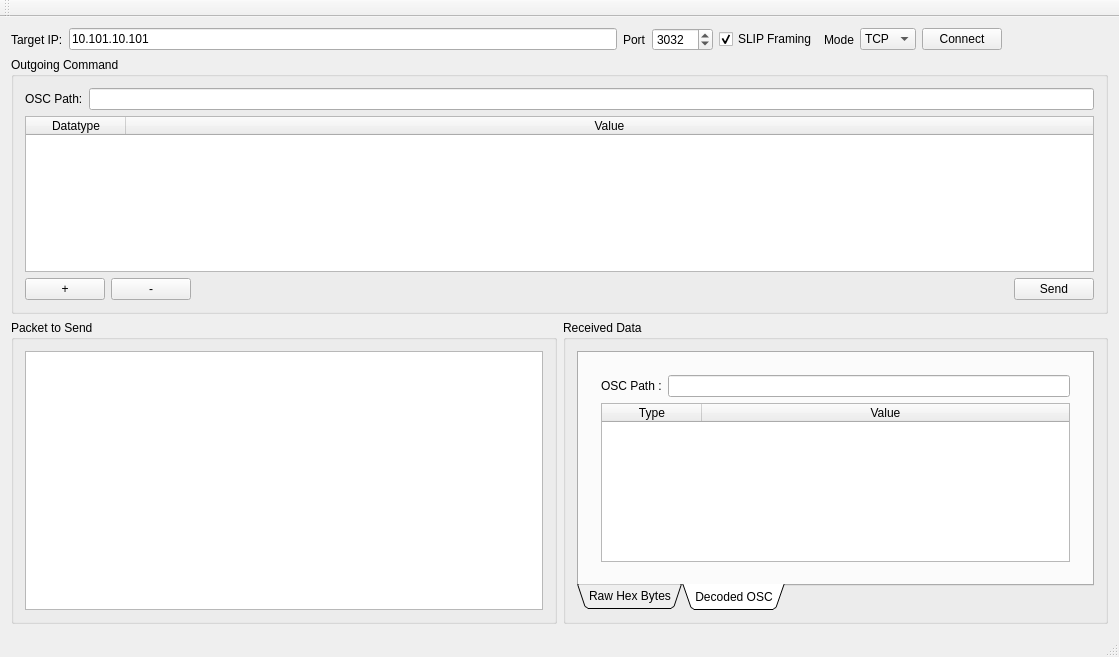
Qt form ui/OSCTesterMainWin.ui (ETCLabs/OSCTester) before a commit.
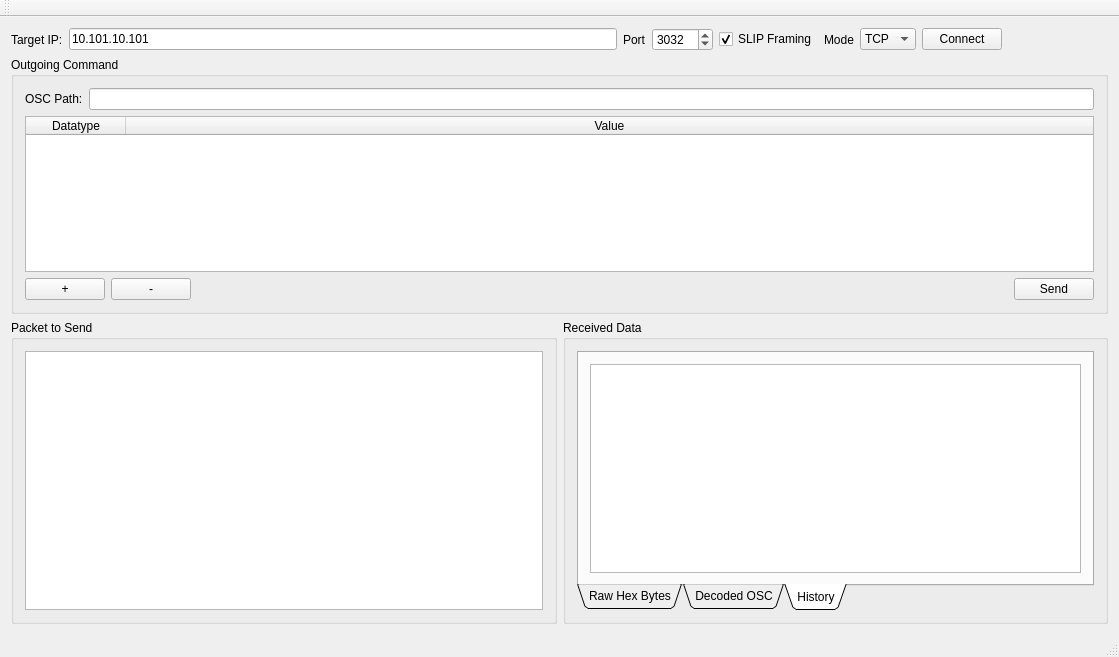
The same form after that commit.

Commit message: Add History tab

Diff of the .ui file:
```diff
--- a/ui/OSCTesterMainWin.ui
+++ b/ui/OSCTesterMainWin.ui
@@ -224,7 +224,7 @@
             <enum>QTabWidget::Triangular</enum>
            </property>
            <property name="currentIndex">
-            <number>1</number>
+            <number>2</number>
            </property>
            <widget class="QWidget" name="tab">
             <attribute name="title">
@@ -382,6 +382,16 @@
              </item>
             </layout>
            </widget>
+           <widget class="QWidget" name="tab_3">
+            <attribute name="title">
+             <string>History</string>
+            </attribute>
+            <layout class="QVBoxLayout" name="verticalLayout_9">
+             <item>
+              <widget class="QListWidget" name="lwHistory"/>
+             </item>
+            </layout>
+           </widget>
           </widget>
          </item>
         </layout>
```
